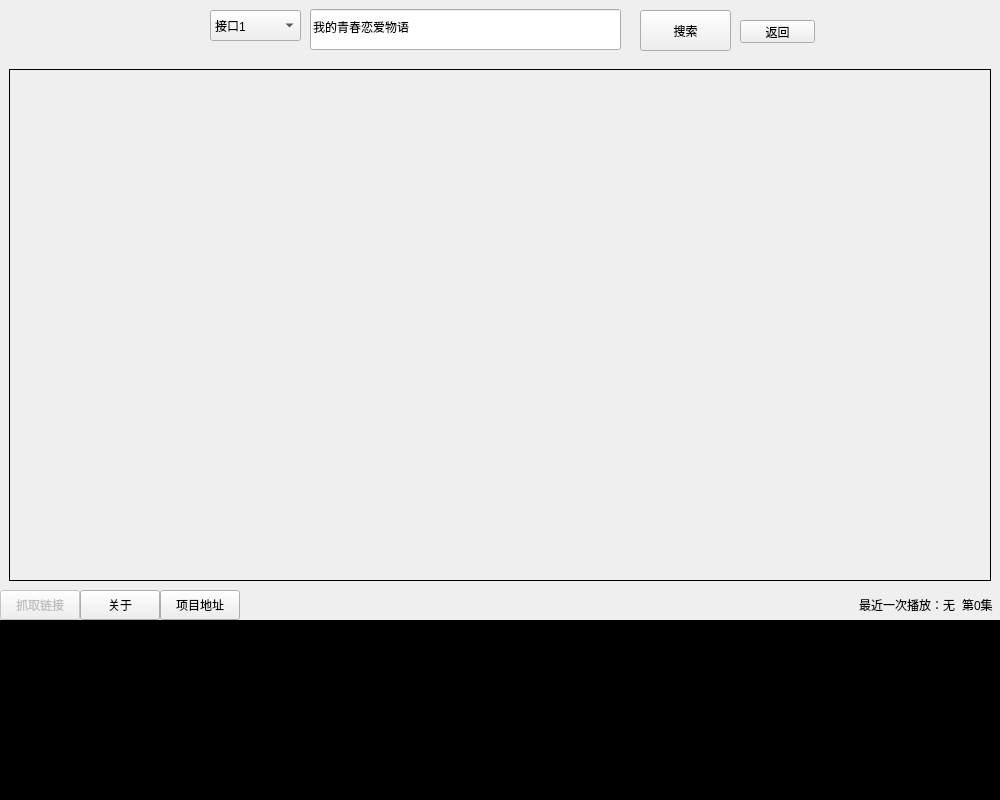
Above: ui/ui_designer/ui_file/forms/mainForm.ui from tanyiqu/AnimeArtifactPro before the change. Below: the same form after it.
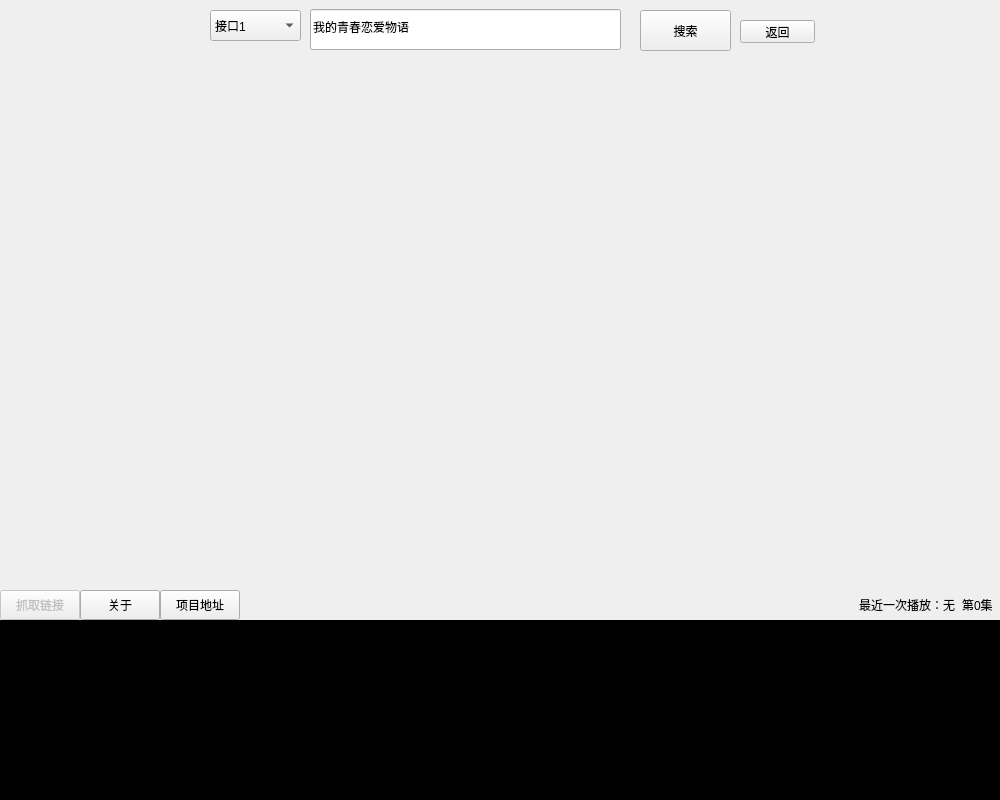
That is the form after the change.

```diff
--- a/ui/ui_designer/ui_file/forms/mainForm.ui
+++ b/ui/ui_designer/ui_file/forms/mainForm.ui
@@ -10,6 +10,12 @@
     <height>800</height>
    </rect>
   </property>
+  <property name="minimumSize">
+   <size>
+    <width>960</width>
+    <height>650</height>
+   </size>
+  </property>
   <property name="windowTitle">
    <string>看番神器</string>
   </property>
@@ -38,17 +44,22 @@
       <property name="styleSheet">
        <string notr="true"/>
       </property>
-      <layout class="QGridLayout" name="gridLayout_8">
-       <item row="0" column="0">
-        <widget class="QLabel" name="lblWelcomeImg">
-         <property name="styleSheet">
-          <string notr="true">border: 1px solid #000000;</string>
-         </property>
-         <property name="text">
-          <string/>
-         </property>
-        </widget>
-       </item>
+      <layout class="QGridLayout" name="gridWelcome">
+       <property name="leftMargin">
+        <number>0</number>
+       </property>
+       <property name="topMargin">
+        <number>0</number>
+       </property>
+       <property name="rightMargin">
+        <number>0</number>
+       </property>
+       <property name="bottomMargin">
+        <number>0</number>
+       </property>
+       <property name="spacing">
+        <number>0</number>
+       </property>
       </layout>
      </widget>
      <widget class="QWidget" name="pageSearchResult">
@@ -426,13 +437,13 @@
      <property name="minimumSize">
       <size>
        <width>0</width>
-       <height>60</height>
+       <height>55</height>
       </size>
      </property>
      <property name="maximumSize">
       <size>
        <width>16777215</width>
-       <height>60</height>
+       <height>55</height>
       </size>
      </property>
      <property name="styleSheet">
```
Left out of the diff: 4 changed lines with no effect on the pictures.
